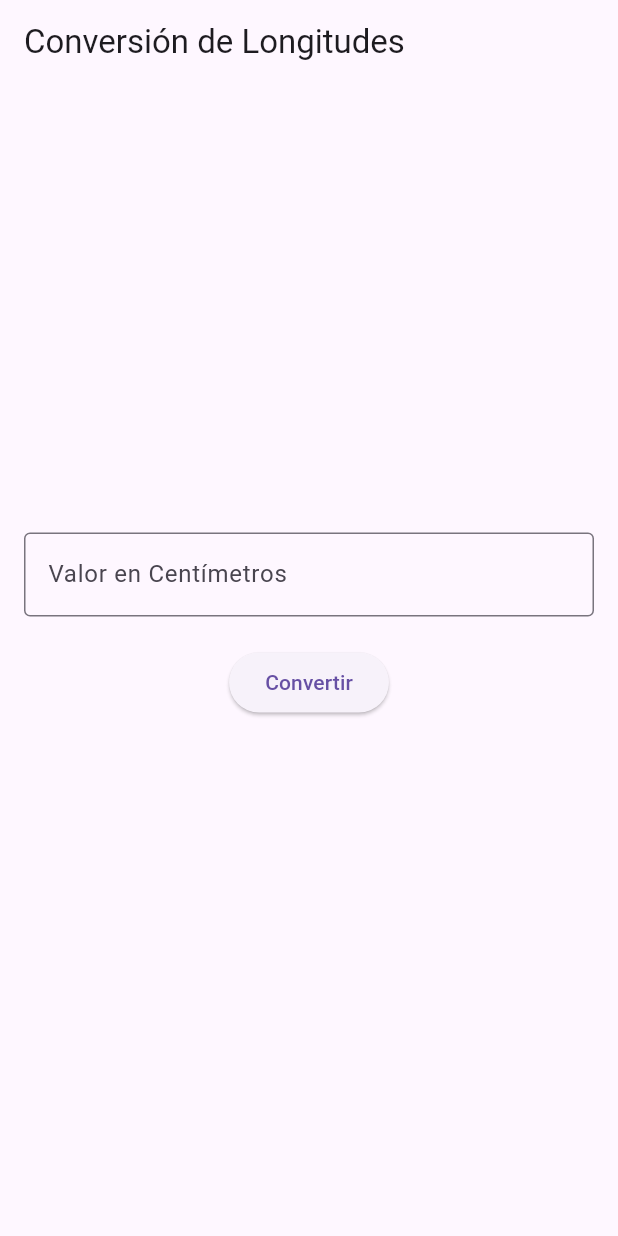
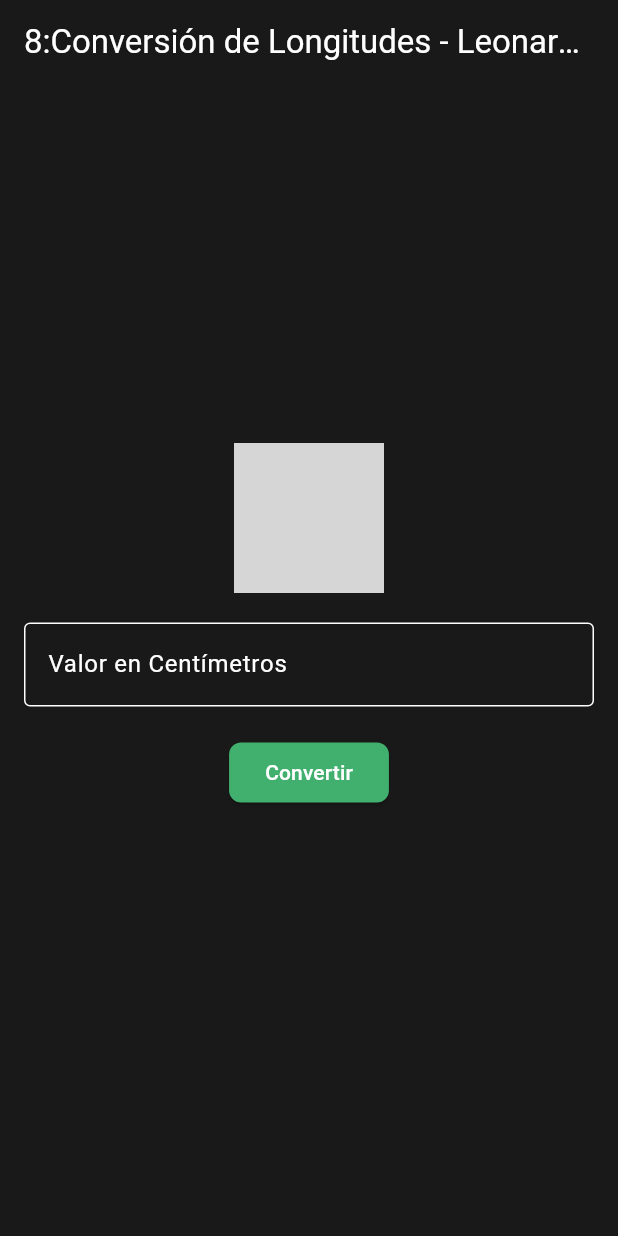
Before and after one commit to leodlc/respaldo-mov, a Flutter app: the screen it shows after launch, on a phone screen of 412 x 824 dp. Run offline on Flutter 3.47's test engine with Material 3 defaults, Android fonts, the phone set to English and light mode, and no system bars; grey boxes are pictures that could not be loaded.

Commit message:
imagen añadido

```diff
--- a/Lección Práctica_De La Cadena Leonardo_8ConversorCentimetro/conversor/lib/ui/interfaz.dart
+++ b/Lección Práctica_De La Cadena Leonardo_8ConversorCentimetro/conversor/lib/ui/interfaz.dart
@@ -36,31 +36,69 @@ class _InterfazConversionState extends State<InterfazConversion> {
   @override
   Widget build(BuildContext context) {
     return Scaffold(
+      backgroundColor: Color(0xFF191919), // Fondo negro
       appBar: AppBar(
-        title: Text("Conversión de Longitudes"),
+        title: Text(
+          "8:Conversión de Longitudes - Leonardo De La Cadena",
+          style: TextStyle(color: Colors.white),
+        ),
+        backgroundColor: Color(0xFF191919), // Fondo negro en AppBar
+        elevation: 0,
       ),
       body: Padding(
         padding: const EdgeInsets.all(16.0),
         child: Column(
           mainAxisAlignment: MainAxisAlignment.center,
           children: [
+            // Imagen en la parte superior
+            Image.asset(
+              'assets/img/icono.png',
+              height: 100,
+              width: 100,
+            ),
+            SizedBox(height: 20),
+            // Campo de entrada
             TextField(
               controller: _cmController,
               keyboardType: TextInputType.number,
+              style: TextStyle(color: Colors.white), // Texto ingresado blanco
               decoration: InputDecoration(
                 labelText: "Valor en Centímetros",
+                labelStyle: TextStyle(color: Colors.white), // Texto del label blanco
+                enabledBorder: OutlineInputBorder(
+                  borderSide: BorderSide(color: Colors.white), // Borde blanco
+                ),
+                focusedBorder: OutlineInputBorder(
+                  borderSide: BorderSide(color: Color(0xFF41B06E)), // Borde verde al enfocar
+                ),
                 border: OutlineInputBorder(),
               ),
             ),
             SizedBox(height: 20),
+            // Botón
             ElevatedButton(
               onPressed: _convertir,
-              child: Text("Convertir"),
+              style: ElevatedButton.styleFrom(
+                backgroundColor: Color(0xFF41B06E), // Botón verde
+                shape: RoundedRectangleBorder(
+                  borderRadius: BorderRadius.circular(8.0),
+                ),
+              ),
+              child: Text(
+                "Convertir",
+                style: TextStyle(color: Colors.white), // Texto blanco
+              ),
             ),
             SizedBox(height: 20),
+            // Resultados
             Text(
               _resultado,
-              style: TextStyle(fontSize: 18, fontWeight: FontWeight.bold),
+              style: TextStyle(
+                fontSize: 18,
+                fontWeight: FontWeight.bold,
+                color: Colors.white, // Texto blanco
+              ),
+              textAlign: TextAlign.center,
             ),
           ],
         ),
--- a/Lección Práctica_De La Cadena Leonardo_8ConversorCentimetro/conversor/pubspec.yaml
+++ b/Lección Práctica_De La Cadena Leonardo_8ConversorCentimetro/conversor/pubspec.yaml
@@ -59,8 +59,8 @@ flutter:
   uses-material-design: true
 
   # To add assets to your application, add an assets section, like this:
-  # assets:
-  #   - images/a_dot_burr.jpeg
+  assets:
+    - img/icono.png
   #   - images/a_dot_ham.jpeg
 
   # An image asset can refer to one or more resolution-specific "variants", see
```
Also changed, not shown: Lección Práctica_De La Cadena Leonardo_8ConversorCentimetro/conversor/img/icono.png (added).
